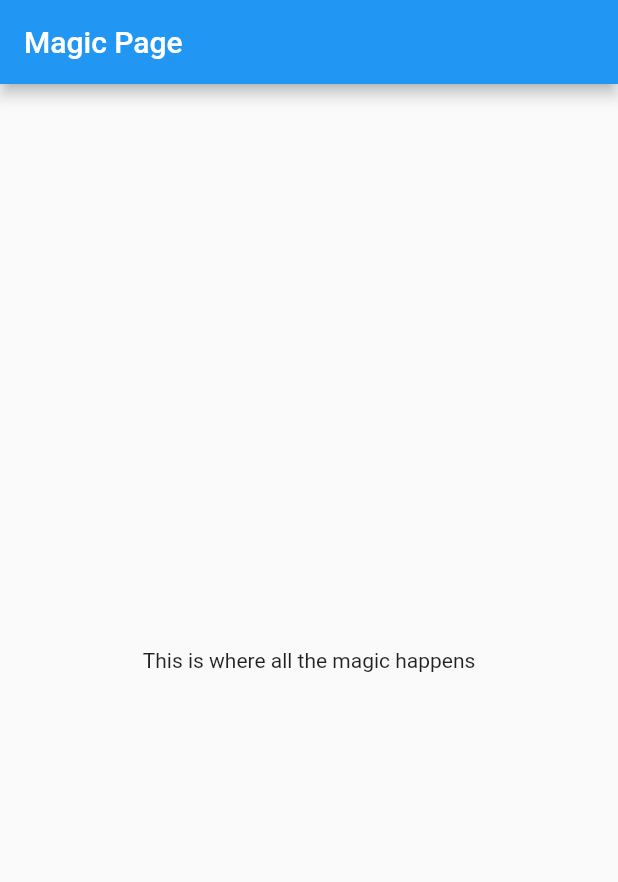
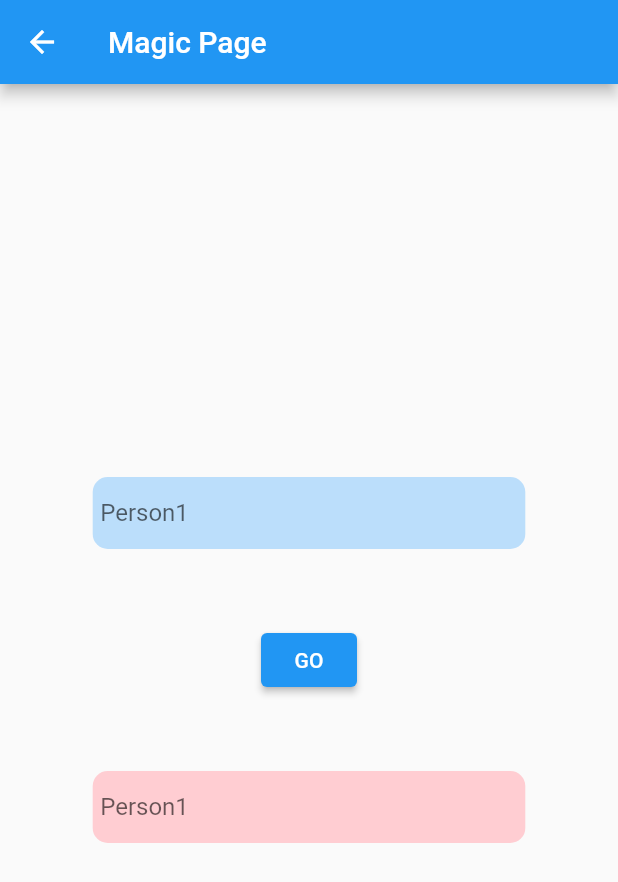
Before and after one commit to Dionkaps/voel-App, a Flutter app: the CalcPage screen opened by its route, on a phone screen of 412 x 824 dp. Shown: the top 882 px of the screen. Run offline on Flutter 3.47's test engine with Material 2 defaults, Android fonts, the light colour scheme and no system bars.

Commit message:
textfield kai meriki leitourgikotita button

```diff
--- a/evol_app/lib/calculator_page.dart
+++ b/evol_app/lib/calculator_page.dart
@@ -1,16 +1,77 @@
 import 'package:flutter/material.dart';
 
-class CalcPage extends StatelessWidget {
+class CalcPage extends StatefulWidget {
+  @override
+  State<CalcPage> createState() => _CalcPageState();
+}
+
+class _CalcPageState extends State<CalcPage> {
+
+  bool isEnabled = true;
+
   @override
   Widget build(BuildContext context) {
+    double screenWidth = MediaQuery.of(context).size.width;
+    double tfPadding = 50.0;
+
     return Scaffold(
       appBar: AppBar(
-        automaticallyImplyLeading: false, // Hides the back arrow button
+        //automaticallyImplyLeading: false, // Hides the back arrow button
         title: const Text('Magic Page'),
       ),
-      body: const Center(
-        child: Text('This is where all the magic happens'),
-      ),
+      body: Column(
+          mainAxisAlignment: MainAxisAlignment.center,
+          crossAxisAlignment: CrossAxisAlignment.center,
+          children: [
+            Padding(
+              padding: EdgeInsets.only(bottom: tfPadding),
+              child: SizedBox(
+                width: screenWidth * 0.7,
+                child: TextField(
+                  enabled: isEnabled,
+                  decoration: InputDecoration(
+                    hintText: "Person1",
+                    contentPadding: EdgeInsets.symmetric(vertical: 0,horizontal: 5),
+                    filled: true,
+                    fillColor: Colors.blue.shade100,
+                    border: OutlineInputBorder(
+                      borderRadius: BorderRadius.circular(10),
+                      borderSide: BorderSide.none,
+                    ),
+                  ),
+                ),
+              ),
+            ),
+            Center(
+              child: ElevatedButton(
+                child: const Text('GO'),
+                onPressed: () {
+                  setState(() {
+                    isEnabled = false;
+                  });
+                },
+              ),
+            ),
+            Padding(
+              padding: EdgeInsets.only(top: tfPadding),
+              child: SizedBox(
+                width: screenWidth * 0.7,
+                child: TextField(
+                  enabled: isEnabled,
+                  decoration: InputDecoration(
+                    hintText: "Person1",
+                    contentPadding: EdgeInsets.symmetric(vertical: 0,horizontal: 5),
+                    filled: true,
+                    fillColor: Colors.red.shade100,
+                    border: OutlineInputBorder(
+                      borderRadius: BorderRadius.circular(10),
+                      borderSide: BorderSide.none,
+                    ),
+                  ),
+                ),
+              ),
+            ),
+          ]),
     );
   }
 }
```
